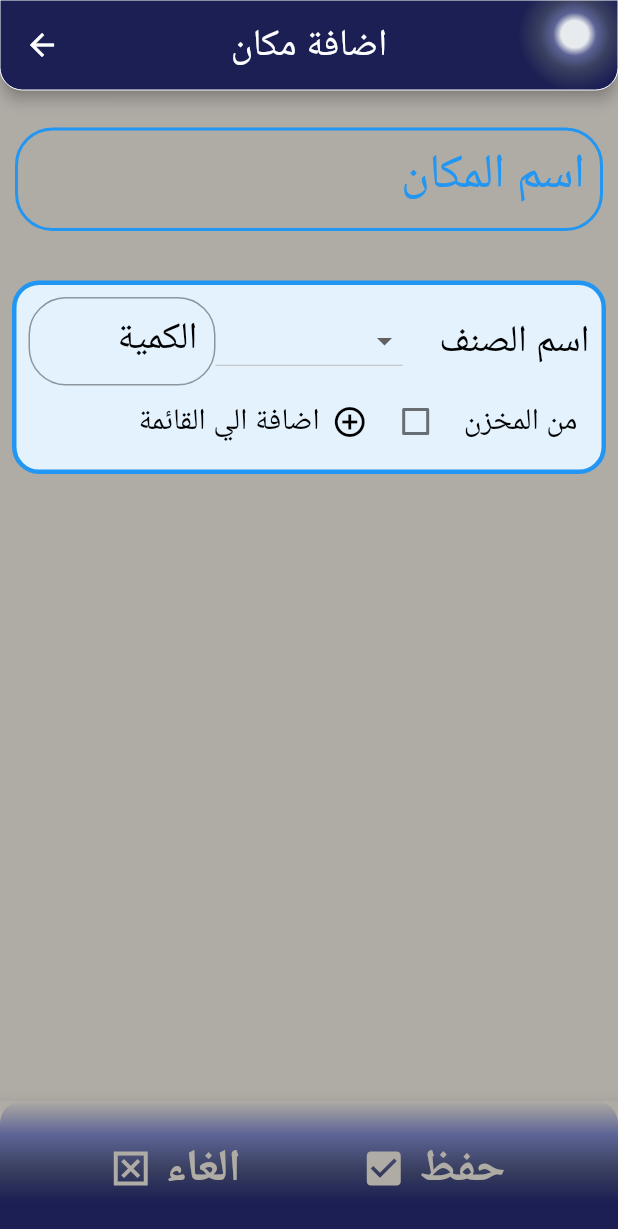
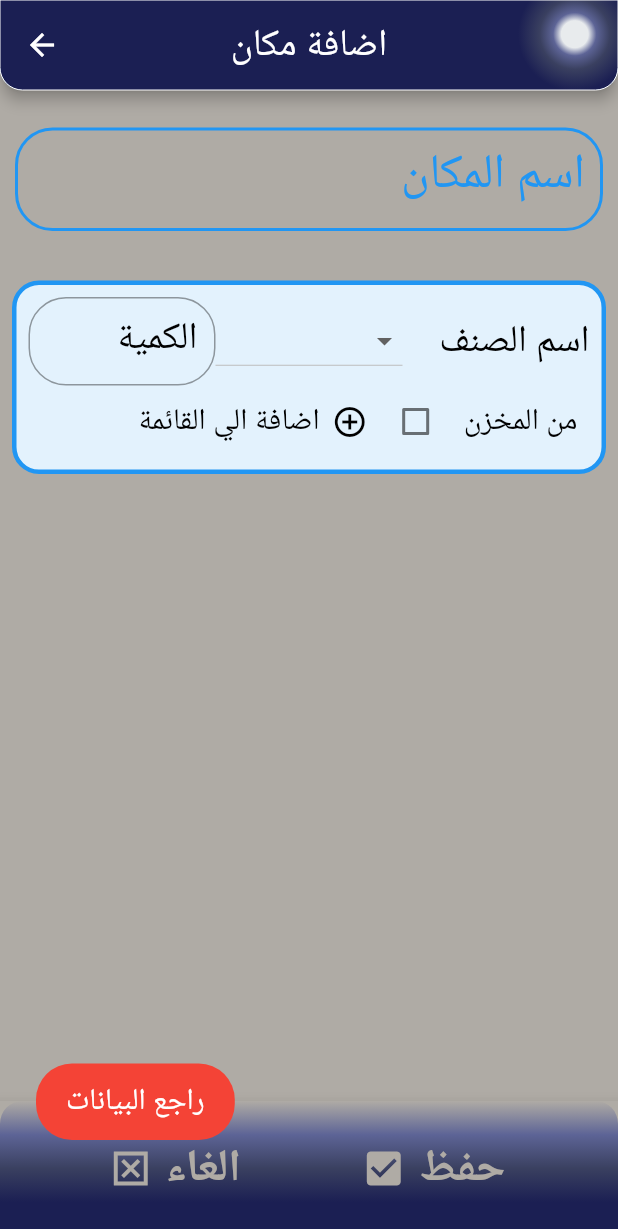
Before and after one commit to emadadeloda97/Winp-v1.0, a Flutter app: the InputShopScreen screen opened directly, after a tap on "حفظ", on a phone screen of 412 x 824 dp. Shown: the top 1229 px of the screen. Run offline on Flutter 3.47's test engine with Material 2 defaults, Android fonts, the light colour scheme and no system bars; our stand-ins replace dropdown_button2, fluttertoast, get, sqflite; missing offline and left inert: restart_app; accounts and stored records are empty; Roboto replaces fonts that are missing (Cairo).

Commit message:
Update inputDialog.dart

```diff
--- a/lib/GetX/views/inputDialog.dart
+++ b/lib/GetX/views/inputDialog.dart
@@ -249,37 +249,49 @@ class InputShopScreen extends StatelessWidget {
                       for (var item in myInfo.SelectecItemsList) {
                         print(item);
                         if (item.toString().split('|')[1] == 'true') {
-                          print(int.parse(item.toString().split('|')[2]));
+                          String r = await DBShopItemsList.insertFromStock(
+                              DBShopItemsList(
+                                  ItemName: item.toString().split('|')[0],
+                                  ShopName: ShopNameCtrl.text,
+                                  Remind:
+                                      int.parse(item.toString().split('|')[2]),
+                                  Selld: 0));
 
-                          // await DBShopItemsList.insertFromStock(DBShopItemsList(
-                          //     ItemName: item.toString().split('|')[0],
-                          //     ShopName: ShopNameCtrl.text,
-                          //     Remind: int.parse(item.toString().split('|')[2]),
-                          //     Selld: 0));
-                          sleep(const Duration(seconds: 2));
-                          Fluttertoast.showToast(msg: 'msg');
-
-                          Get.snackbar('', 'aaa',
-                              duration: Duration(seconds: 1));
+                          if (r == 'Done') {
+                            TextToast.show(
+                                "تم اضافة ${item.toString().split('|')[0]}",
+                                duration: 3,
+                                bgc: Colors.green);
+                          } else {
+                            TextToast.show(
+                                "فشل ${item.toString().split('|')[0]}",
+                                duration: 3,
+                                bgc: Colors.green);
+                          }
                         } else {
-                          print(int.parse(item.toString().split('|')[2]));
-                          // await DBShopItemsList.insert(DBShopItemsList(
-                          //     ItemName: item.toString().split('|')[0],
-                          //     ShopName: ShopNameCtrl.text,
-                          //     Remind: int.parse(item.toString().split('|')[2]),
-                          //     Selld: 0));
-                          sleep(const Duration(seconds: 2));
-                          Fluttertoast.showToast(msg: 'msg');
-                          print('Done');
+                          int r = await DBShopItemsList.insert(DBShopItemsList(
+                              ItemName: item.toString().split('|')[0],
+                              ShopName: ShopNameCtrl.text,
+                              Remind: int.parse(item.toString().split('|')[2]),
+                              Selld: 0));
+                          if (r == 1) {
+                            TextToast.show(
+                                "تم اضافة ${item.toString().split('|')[0]}",
+                                duration: 3,
+                                bgc: Colors.green);
+                          } else {
+                            TextToast.show(
+                                "فشل ${item.toString().split('|')[0]}",
+                                duration: 3,
+                                bgc: Colors.green);
+                          }
                         }
                       }
-                      Get.snackbar('', 'maghzen',
-                          duration: Duration(seconds: 2),
-                          snackPosition: SnackPosition.BOTTOM);
+
                       Get.back();
                       myInfo.updateShopList();
                     } else {
-                      print('e');
+                      TextToast.show("راجع البيانات", bgc: Colors.red);
                     }
                   }),
             ],
@@ -431,13 +443,15 @@ class InputShopScreen extends StatelessWidget {
 }
 
 class TextToast {
-  static show(String content, {int duration = 3}) {
+  static show(String content,
+      {int duration = 1,
+      Color bgc = const Color.fromARGB(255, 112, 109, 109)}) {
     Fluttertoast.showToast(
       msg: content,
       timeInSecForIosWeb: duration,
-      toastLength: Toast.LENGTH_SHORT,
-      gravity: ToastGravity.SNACKBAR,
-      backgroundColor: Color.fromARGB(221, 13, 197, 74),
+      toastLength: Toast.LENGTH_LONG,
+      gravity: ToastGravity.BOTTOM_LEFT,
+      backgroundColor: bgc,
       textColor: Colors.white,
       fontSize: 20.0,
     );
```
